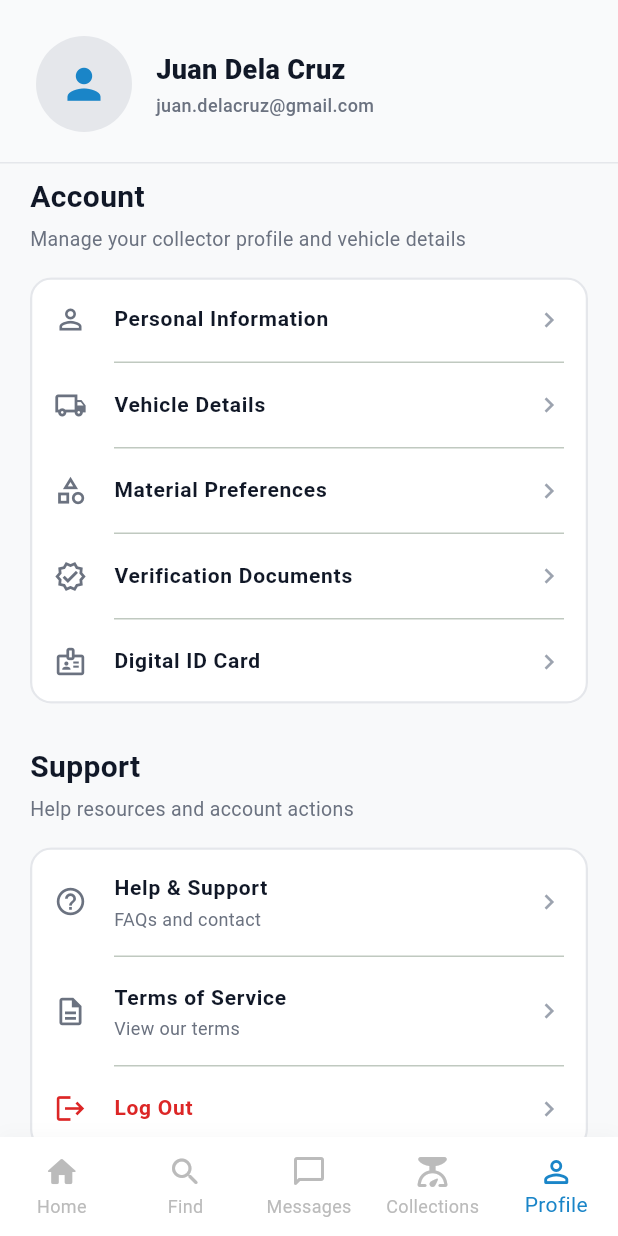
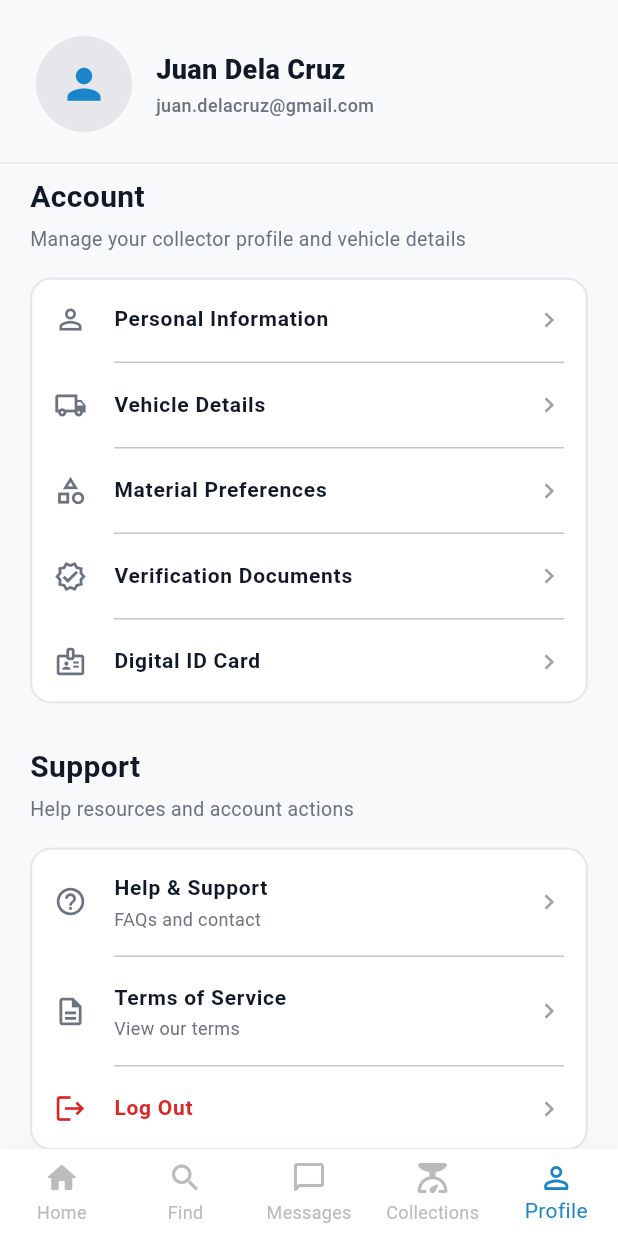
Before and after one commit to madarax092/kilotap, a Flutter app: the CollectorProfileScreen screen opened directly, on a phone screen of 412 x 824 dp. Run offline on Flutter 3.47's test engine with Material 3 defaults, Android fonts, the phone set to English and light mode, and no system bars; our stand-ins replace cloud_firestore, firebase_auth, firebase_core, hive_flutter; accounts and stored records are empty; generated files the repository leaves out were written again; Roboto replaces fonts that are missing (Arial).

Commit message:
Fix profile nav padding: vertical 4→0 to match all other screens

```diff
--- a/lib/screens/collector/profile.dart
+++ b/lib/screens/collector/profile.dart
@@ -156,7 +156,7 @@ class CollectorProfileScreen extends StatelessWidget {
         ),
         child: SafeArea(
           child: Padding(
-            padding: const EdgeInsets.symmetric(vertical: 4),
+            padding: const EdgeInsets.symmetric(vertical: 0),
             child: BottomNavigationBar(
               currentIndex: 4,
               onTap: (i) {
```
